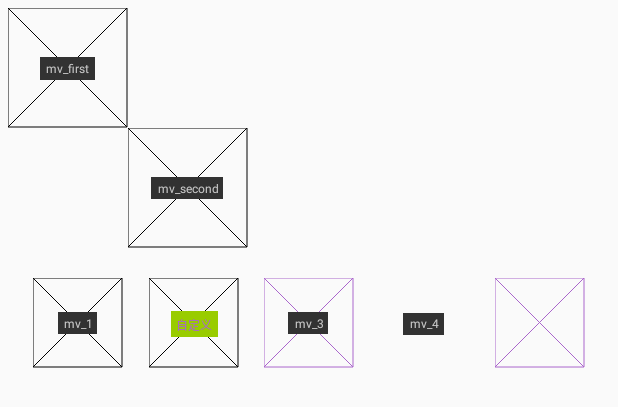
After one commit to wy521angel/ConstraintLayoutTest, an Android app: the layout activity_mockview.xml on its own in the app's theme, with its tools: preview values and no code run, on a phone screen of 412 x 824 dp. The commit adds this screen. Shown: the top 407 px of the screen. Run offline under Robolectric (Android 15) with nearby library versions, the phone set to English and light mode, and no system bars.

Commit message:
MockView参数详解

```diff
--- a/constrainlayout2/src/main/java/com/wy521angel/constrainlayout2/DemoActivity.java
+++ b/constrainlayout2/src/main/java/com/wy521angel/constrainlayout2/DemoActivity.java
@@ -16,6 +16,7 @@ public class DemoActivity extends AppCompatActivity {
     public static int LAYER = 2;
     public static int HELPER = 3;
     public static int IMAGE = 4;
+    public static int MOCKVIEW = 5;
 
     @Override
     protected void onCreate(Bundle savedInstanceState) {
@@ -39,6 +40,9 @@ public class DemoActivity extends AppCompatActivity {
                     break;
                 case 4:
                     setContentView(R.layout.activity_image);
+                    break;
+                case 5:
+                    setContentView(R.layout.activity_mockview);
                     break;
                 default:
                     break;
--- a/constrainlayout2/src/main/java/com/wy521angel/constrainlayout2/MainActivity.java
+++ b/constrainlayout2/src/main/java/com/wy521angel/constrainlayout2/MainActivity.java
@@ -10,7 +10,7 @@ import android.widget.ListView;
 public class MainActivity extends ListActivity {
 
 
-    private String[] titles = {"Flow的使用", "Layer的使用", "自定义ConstraintHelper", "ImageFilterButton与ImageFilterView", "围绕旋转", "点击布局重新排列", "模板功能", "动态替换", "Baseline 对齐"};
+    private String[] titles = {"Flow的使用", "Layer的使用", "自定义ConstraintHelper", "ImageFilterButton与ImageFilterView", "MockView", "点击布局重新排列", "模板功能", "动态替换", "Baseline 对齐"};
 
     @Override
     protected void onCreate(Bundle savedInstanceState) {
@@ -36,9 +36,9 @@ public class MainActivity extends ListActivity {
             case 3:
                 intent.putExtra(DemoActivity.TYPE, DemoActivity.IMAGE);
                 break;
-//            case 4:
-//                startActivity(new Intent(this, CircleConstraintsActivity.class));
-//                break;
+            case 4:
+                intent.putExtra(DemoActivity.TYPE, DemoActivity.MOCKVIEW);
+                break;
 //            case 5:
 //                startActivity(new Intent(this, ClickActivity.class));
 //                break;
--- /dev/null
+++ b/constrainlayout2/src/main/res/layout/activity_mockview.xml
@@ -0,0 +1,78 @@
+<?xml version="1.0" encoding="utf-8"?>
+
+<androidx.constraintlayout.widget.ConstraintLayout xmlns:android="http://schemas.android.com/apk/res/android"
+    xmlns:app="http://schemas.android.com/apk/res-auto"
+    xmlns:tools="http://schemas.android.com/tools"
+    android:layout_width="match_parent"
+    android:layout_height="match_parent"
+    android:padding="5dp">
+
+    <androidx.constraintlayout.utils.widget.MockView
+        android:id="@+id/mv_first"
+        android:layout_width="80dp"
+        android:layout_height="80dp"
+        app:layout_constraintStart_toStartOf="parent"
+        app:layout_constraintTop_toTopOf="parent" />
+
+    <androidx.constraintlayout.utils.widget.MockView
+        android:id="@+id/mv_second"
+        android:layout_width="80dp"
+        android:layout_height="80dp"
+        app:layout_constraintStart_toEndOf="@id/mv_first"
+        app:layout_constraintTop_toBottomOf="@id/mv_first" />
+
+
+    <androidx.constraintlayout.utils.widget.MockView
+        android:id="@+id/mv_1"
+        android:layout_width="60dp"
+        android:layout_height="60dp"
+        android:layout_marginTop="20dp"
+        app:layout_constraintEnd_toStartOf="@id/mv_2"
+        app:layout_constraintStart_toStartOf="parent"
+        app:layout_constraintTop_toBottomOf="@id/mv_second" />
+
+    <androidx.constraintlayout.utils.widget.MockView
+        android:id="@+id/mv_2"
+        android:layout_width="60dp"
+        android:layout_height="60dp"
+        android:layout_marginTop="20dp"
+        app:layout_constraintEnd_toStartOf="@id/mv_3"
+        app:layout_constraintStart_toEndOf="@id/mv_1"
+        app:layout_constraintTop_toBottomOf="@id/mv_second"
+        app:mock_label="自定义"
+        app:mock_labelBackgroundColor="@android:color/holo_green_light"
+        app:mock_labelColor="@android:color/holo_purple" />
+
+    <androidx.constraintlayout.utils.widget.MockView
+        android:id="@+id/mv_3"
+        android:layout_width="60dp"
+        android:layout_height="60dp"
+        android:layout_marginTop="20dp"
+        app:layout_constraintEnd_toStartOf="@id/mv_4"
+        app:layout_constraintStart_toEndOf="@id/mv_2"
+        app:layout_constraintTop_toBottomOf="@id/mv_second"
+        app:mock_diagonalsColor="@android:color/holo_purple" />
+
+    <androidx.constraintlayout.utils.widget.MockView
+        android:id="@+id/mv_4"
+        android:layout_width="60dp"
+        android:layout_height="60dp"
+        android:layout_marginTop="20dp"
+        app:layout_constraintEnd_toStartOf="@id/mv_5"
+        app:layout_constraintStart_toEndOf="@id/mv_3"
+        app:layout_constraintTop_toBottomOf="@id/mv_second"
+        app:mock_diagonalsColor="@android:color/holo_purple"
+        app:mock_showDiagonals="false" />
+
+    <androidx.constraintlayout.utils.widget.MockView
+        android:id="@+id/mv_5"
+        android:layout_width="60dp"
+        android:layout_height="60dp"
+        android:layout_marginTop="20dp"
+        app:layout_constraintEnd_toEndOf="parent"
+        app:layout_constraintStart_toEndOf="@id/mv_4"
+        app:layout_constraintTop_toBottomOf="@id/mv_second"
+        app:mock_diagonalsColor="@android:color/holo_purple"
+        app:mock_showLabel="false" />
+
+</androidx.constraintlayout.widget.ConstraintLayout>
```
